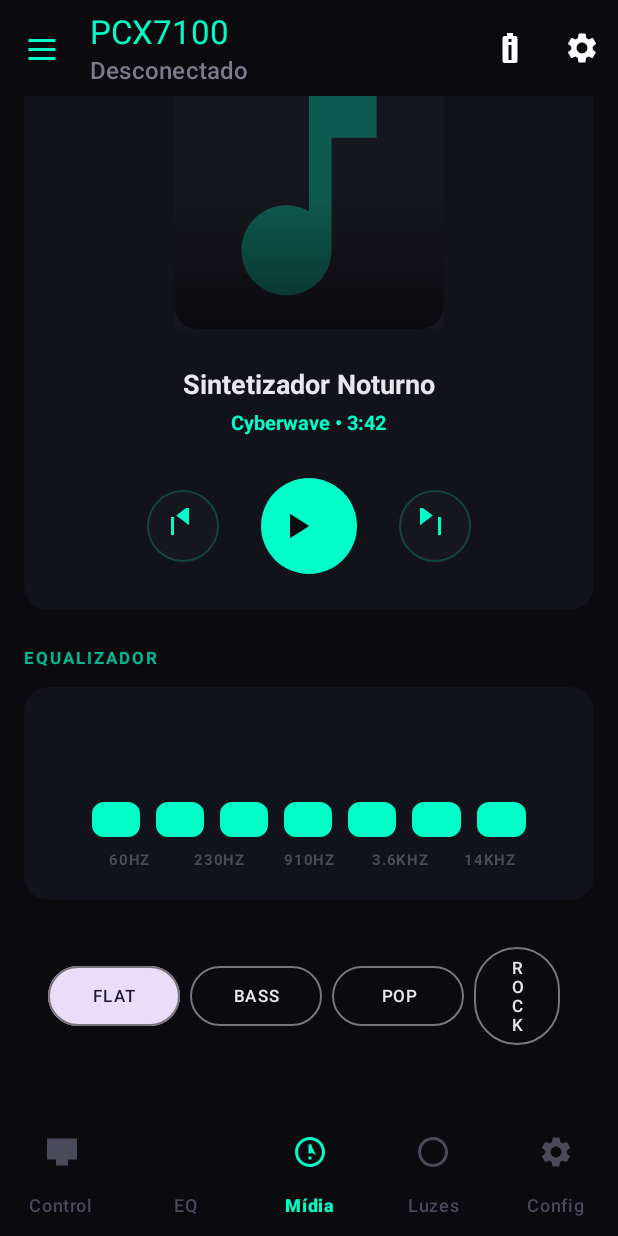
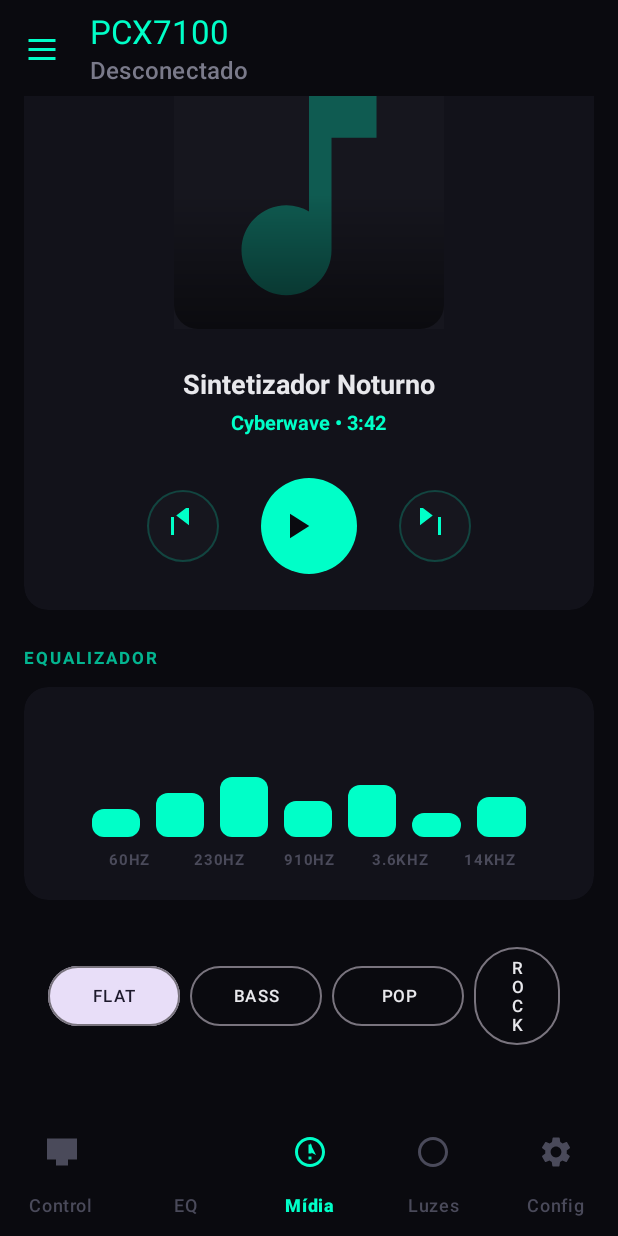
Before and after one commit to jonatadev-br/pcx7100-control, an Android app: the screen it shows after launch (MainActivity), item 3 of the bottom bar chosen, scrolled down 324 dp, on a phone screen of 412 x 824 dp. Run offline under Robolectric (Android 15) with nearby library versions, the phone set to English and light mode, and no system bars.

Commit message:
zyvo: fix Java compile errors — MaterialToolbar import, NestedScrollView cast, service import, ValueAnimator for bar height

```diff
--- a/app/src/main/java/com/zyvo/pcx7100/control/MainActivity.java
+++ b/app/src/main/java/com/zyvo/pcx7100/control/MainActivity.java
@@ -1,6 +1,7 @@
 package com.zyvo.pcx7100.control;
 
 import android.Manifest;
+import android.animation.ValueAnimator;
 import android.bluetooth.BluetoothAdapter;
 import android.bluetooth.BluetoothDevice;
 import android.content.BroadcastReceiver;
@@ -13,6 +14,7 @@ import android.os.Bundle;
 import android.os.Handler;
 import android.os.Looper;
 import android.view.View;
+import android.view.ViewGroup;
 import android.widget.ImageView;
 import android.widget.LinearLayout;
 import android.widget.SeekBar;
@@ -25,10 +27,13 @@ import androidx.appcompat.app.AppCompatActivity;
 import androidx.cardview.widget.CardView;
 import androidx.core.app.ActivityCompat;
 import androidx.core.content.ContextCompat;
+import androidx.core.widget.NestedScrollView;
 
+import com.google.android.material.appbar.MaterialToolbar;
 import com.google.android.material.bottomnavigation.BottomNavigationView;
 import com.google.android.material.button.MaterialButton;
-import com.google.android.material.toolbar.MaterialToolbar;
+
+import com.zyvo.pcx7100.control.bluetooth.BluetoothConnectionService;
 
 import java.util.ArrayList;
 import java.util.Arrays;
@@ -140,8 +145,8 @@ public class MainActivity extends AppCompatActivity {
                 showEqBottomSheet();
                 return true;
             } else if (id == R.id.nav_media) {
-                findViewById(R.id.scrollView).post(() ->
-                    findViewById(R.id.scrollView).smoothScrollTo(0, mediaArtwork.getTop()));
+                NestedScrollView sv = findViewById(R.id.scrollView);
+                sv.post(() -> sv.smoothScrollTo(0, mediaArtwork.getTop()));
                 return true;
             } else if (id == R.id.nav_lights) {
                 showLightsBottomSheet();
@@ -378,7 +383,18 @@ public class MainActivity extends AppCompatActivity {
     }
 
     private void animateBarHeight(View bar, int targetHeight) {
-        bar.animate().setDuration(300).height(targetHeight).start();
+        animateBarHeight(bar, targetHeight, 300);
+    }
+
+    private void animateBarHeight(View bar, int targetHeight, int durationMs) {
+        ViewGroup.LayoutParams lp = bar.getLayoutParams();
+        ValueAnimator anim = ValueAnimator.ofInt(lp.height, targetHeight);
+        anim.setDuration(durationMs);
+        anim.addUpdateListener(a -> {
+            lp.height = (int) a.getAnimatedValue();
+            bar.setLayoutParams(lp);
+        });
+        anim.start();
     }
 
     private void startEqAnimation() {
@@ -391,7 +407,7 @@ public class MainActivity extends AppCompatActivity {
                         int baseHeight = (int) (presetBands[presets.indexOf(currentPreset)][i] * 0.8f);
                         int variation = (int) (Math.random() * 20) - 10;
                         int newHeight = Math.max(10, Math.min(80, baseHeight + variation));
-                        bar.animate().setDuration(150).height(newHeight).start();
+                        animateBarHeight(bar, newHeight, 150);
                     }
                 }
                 uiHandler.postDelayed(this, 200);
```
